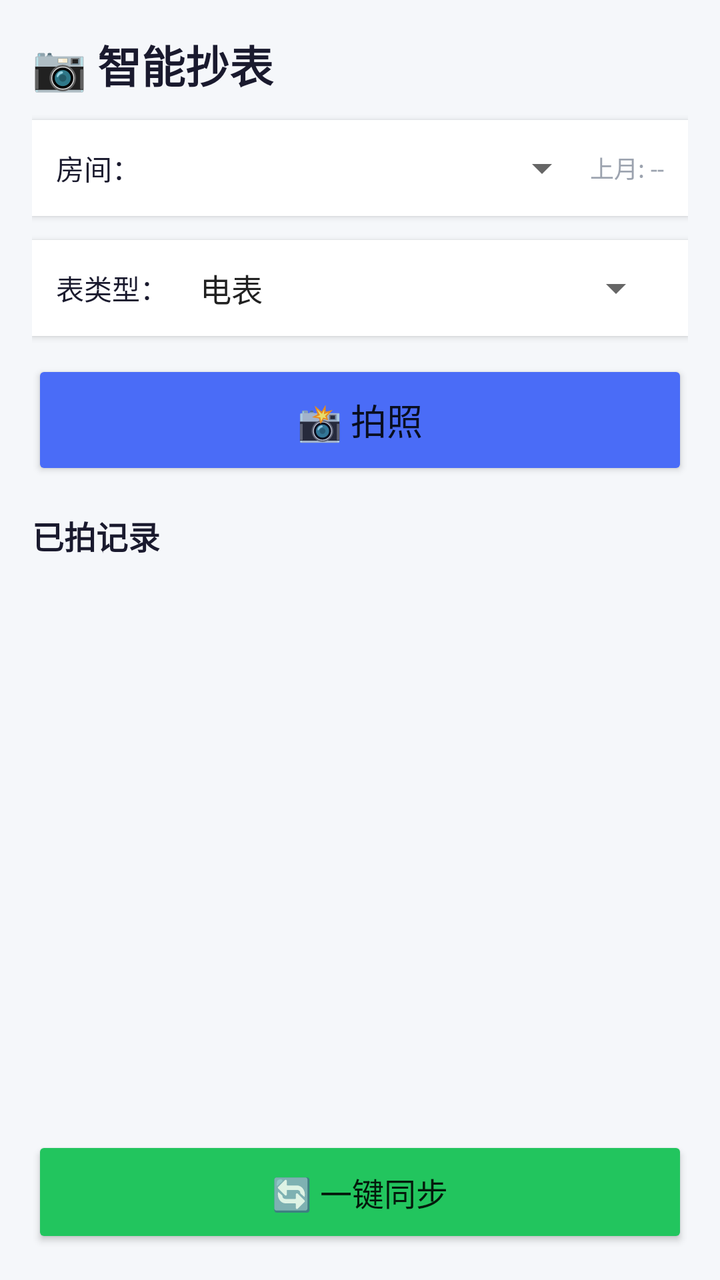
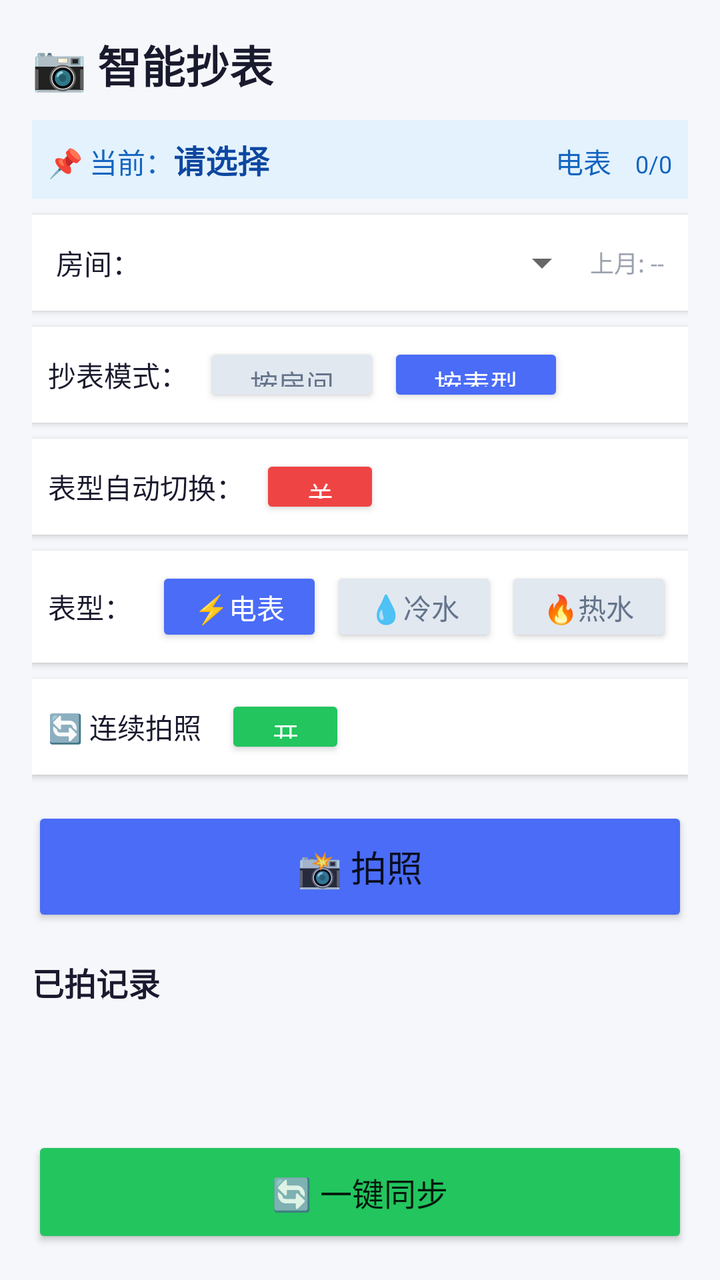

Before-and-after screenshots of an Android layout around one commit, followed by the original layout XML and the change that was made.
<!-- AndroidManifest.xml: application theme Theme.AppCompat.Light -->
<!-- res/layout/activity_smart_photo.xml -->
<?xml version="1.0" encoding="utf-8"?>
<LinearLayout xmlns:android="http://schemas.android.com/apk/res/android"
    android:layout_width="match_parent"
    android:layout_height="match_parent"
    android:orientation="vertical"
    android:padding="16dp"
    android:background="#F5F7FA">

    
    <TextView
        android:layout_width="match_parent"
        android:layout_height="wrap_content"
        android:text="📷 智能抄表"
        android:textSize="22sp"
        android:textStyle="bold"
        android:textColor="#1A1A2E"
        android:layout_marginBottom="12dp" />

    
    <LinearLayout
        android:layout_width="match_parent"
        android:layout_height="wrap_content"
        android:orientation="horizontal"
        android:gravity="center_vertical"
        android:background="#FFFFFF"
        android:padding="12dp"
        android:elevation="2dp"
        android:layout_marginBottom="12dp">

        <TextView
            android:layout_width="wrap_content"
            android:layout_height="wrap_content"
            android:text="房间："
            android:textSize="14sp"
            android:textColor="#1A1A2E" />

        <Spinner
            android:id="@+id/roomSpinner"
            android:layout_width="0dp"
            android:layout_height="wrap_content"
            android:layout_weight="1"
            android:layout_marginStart="8dp" />

        <TextView
            android:id="@+id/lastReadingText"
            android:layout_width="wrap_content"
            android:layout_height="wrap_content"
            android:text="上月: --"
            android:textSize="12sp"
            android:textColor="#9CA3AF" />
    </LinearLayout>

    
    <LinearLayout
        android:layout_width="match_parent"
        android:layout_height="wrap_content"
        android:orientation="horizontal"
        android:gravity="center_vertical"
        android:background="#FFFFFF"
        android:padding="12dp"
        android:elevation="2dp"
        android:layout_marginBottom="12dp">

        <TextView
            android:layout_width="wrap_content"
            android:layout_height="wrap_content"
            android:text="表类型："
            android:textSize="14sp"
            android:textColor="#1A1A2E" />

        <Spinner
            android:id="@+id/resourceTypeSpinner"
            android:layout_width="0dp"
            android:layout_height="wrap_content"
            android:layout_weight="1"
            android:layout_marginStart="8dp"
            android:entries="@array/resource_types" />
    </LinearLayout>

    
    <Button
        android:id="@+id/takePhotoBtn"
        android:layout_width="match_parent"
        android:layout_height="60dp"
        android:text="📸 拍照"
        android:textSize="18sp"
        android:backgroundTint="#4A6CF7"
        android:layout_marginBottom="16dp" />

    
    <TextView
        android:layout_width="match_parent"
        android:layout_height="wrap_content"
        android:text="已拍记录"
        android:textSize="16sp"
        android:textStyle="bold"
        android:textColor="#1A1A2E"
        android:layout_marginBottom="8dp" />

    
    <androidx.recyclerview.widget.RecyclerView
        android:id="@+id/pendingRecyclerView"
        android:layout_width="match_parent"
        android:layout_height="0dp"
        android:layout_weight="1" />

    
    <Button
        android:id="@+id/syncBtn"
        android:layout_width="match_parent"
        android:layout_height="56dp"
        android:text="🔄 一键同步"
        android:textSize="16sp"
        android:backgroundTint="#22C55E"
        android:layout_marginTop="12dp" />

</LinearLayout>
<!-- resources referenced by this layout -->
<resources>
  <string-array name="resource_types">
          <item>电表</item>
          <item>冷水表</item>
          <item>热水表</item>
      </string-array>
</resources>

<!-- the commit's change to res/layout/activity_smart_photo.xml (unified diff, before → after) -->
@@ -1,5 +1,6 @@
 <?xml version="1.0" encoding="utf-8"?>
 <LinearLayout xmlns:android="http://schemas.android.com/apk/res/android"
+    xmlns:app="http://schemas.android.com/apk/res-auto"
     android:layout_width="match_parent"
     android:layout_height="match_parent"
     android:orientation="vertical"
@@ -21,11 +22,56 @@
         android:layout_width="match_parent"
         android:layout_height="wrap_content"
         android:orientation="horizontal"
+        android:padding="8dp"
+        android:background="#E3F2FD"
+        android:radius="8dp"
+        android:layout_marginBottom="8dp">
+
+        <TextView
+            android:layout_width="wrap_content"
+            android:layout_height="wrap_content"
+            android:text="📌 当前："
+            android:textSize="14sp"
+            android:textColor="#1565C0" />
+
+        <TextView
+            android:id="@+id/tv_current_room"
+            android:layout_width="0dp"
+            android:layout_height="wrap_content"
+            android:layout_weight="1"
+            android:text="请选择"
+            android:textSize="16sp"
+            android:textStyle="bold"
+            android:textColor="#0D47A1" />
+
+        <TextView
+            android:id="@+id/tv_current_type"
+            android:layout_width="wrap_content"
+            android:layout_height="wrap_content"
+            android:text="电表"
+            android:textSize="14sp"
+            android:textColor="#1565C0"
+            android:layout_marginEnd="12dp" />
+
+        <TextView
+            android:id="@+id/tv_progress"
+            android:layout_width="wrap_content"
+            android:layout_height="wrap_content"
+            android:text="0/0"
+            android:textSize="12sp"
+            android:textColor="#1565C0" />
+    </LinearLayout>
+
+    
+    <LinearLayout
+        android:layout_width="match_parent"
+        android:layout_height="wrap_content"
+        android:orientation="horizontal"
         android:gravity="center_vertical"
         android:background="#FFFFFF"
         android:padding="12dp"
         android:elevation="2dp"
-        android:layout_marginBottom="12dp">
+        android:layout_marginBottom="8dp">
 
         <TextView
             android:layout_width="wrap_content"
@@ -57,24 +103,143 @@
         android:orientation="horizontal"
         android:gravity="center_vertical"
         android:background="#FFFFFF"
-        android:padding="12dp"
-        android:elevation="2dp"
-        android:layout_marginBottom="12dp">
-
-        <TextView
-            android:layout_width="wrap_content"
-            android:layout_height="wrap_content"
-            android:text="表类型："
-            android:textSize="14sp"
-            android:textColor="#1A1A2E" />
-
-        <Spinner
-            android:id="@+id/resourceTypeSpinner"
-            android:layout_width="0dp"
-            android:layout_height="wrap_content"
-            android:layout_weight="1"
-            android:layout_marginStart="8dp"
-            android:entries="@array/resource_types" />
+        android:padding="8dp"
+        android:elevation="2dp"
+        android:layout_marginBottom="8dp">
+
+        <TextView
+            android:layout_width="wrap_content"
+            android:layout_height="wrap_content"
+            android:text="抄表模式："
+            android:textSize="14sp"
+            android:textColor="#1A1A2E"
+            android:layout_marginEnd="8dp" />
+
+        <Button
+            android:id="@+id/btn_mode_room"
+            android:layout_width="wrap_content"
+            android:layout_height="32dp"
+            android:text="按房间"
+            android:backgroundTint="#E2E8F0"
+            android:textColor="#64748B"
+            android:paddingHorizontal="16dp"
+            android:layout_marginEnd="4dp" />
+
+        <Button
+            android:id="@+id/btn_mode_type"
+            android:layout_width="wrap_content"
+            android:layout_height="32dp"
+            android:text="按表型"
+            android:backgroundTint="#4A6CF7"
+            android:textColor="#FFFFFF"
+            android:paddingHorizontal="16dp" />
+    </LinearLayout>
+
+    
+    <LinearLayout
+        android:layout_width="match_parent"
+        android:layout_height="wrap_content"
+        android:orientation="horizontal"
+        android:gravity="center_vertical"
+        android:background="#FFFFFF"
+        android:padding="8dp"
+        android:elevation="2dp"
+        android:layout_marginBottom="8dp">
+
+        <TextView
+            android:layout_width="wrap_content"
+            android:layout_height="wrap_content"
+            android:text="表型自动切换："
+            android:textSize="14sp"
+            android:textColor="#1A1A2E"
+            android:layout_marginEnd="8dp" />
+
+        <Button
+            android:id="@+id/btn_auto_type"
+            android:layout_width="60dp"
+            android:layout_height="32dp"
+            android:text="关"
+            android:backgroundTint="#EF4444"
+            android:textColor="#FFFFFF"
+            android:textSize="13sp" />
+    </LinearLayout>
+
+    
+    <LinearLayout
+        android:layout_width="match_parent"
+        android:layout_height="wrap_content"
+        android:orientation="horizontal"
+        android:gravity="center"
+        android:padding="8dp"
+        android:background="#FFFFFF"
+        android:elevation="2dp"
+        android:layout_marginBottom="8dp">
+
+        <TextView
+            android:layout_width="wrap_content"
+            android:layout_height="wrap_content"
+            android:text="表型："
+            android:textSize="14sp"
+            android:textColor="#1A1A2E"
+            android:layout_marginEnd="12dp" />
+
+        <Button
+            android:id="@+id/btn_electric"
+            android:layout_width="0dp"
+            android:layout_height="40dp"
+            android:layout_weight="1"
+            android:text="⚡电表"
+            android:backgroundTint="#4A6CF7"
+            android:textColor="#FFFFFF"
+            android:layout_marginEnd="4dp" />
+
+        <Button
+            android:id="@+id/btn_cold_water"
+            android:layout_width="0dp"
+            android:layout_height="40dp"
+            android:layout_weight="1"
+            android:text="💧冷水"
+            android:backgroundTint="#E2E8F0"
+            android:textColor="#64748B"
+            android:layout_marginEnd="4dp" />
+
+        <Button
+            android:id="@+id/btn_hot_water"
+            android:layout_width="0dp"
+            android:layout_height="40dp"
+            android:layout_weight="1"
+            android:text="🔥热水"
+            android:backgroundTint="#E2E8F0"
+            android:textColor="#64748B" />
+    </LinearLayout>
+
+    
+    <LinearLayout
+        android:layout_width="match_parent"
+        android:layout_height="wrap_content"
+        android:orientation="horizontal"
+        android:gravity="center_vertical"
+        android:background="#FFFFFF"
+        android:padding="8dp"
+        android:elevation="2dp"
+        android:layout_marginBottom="16dp">
+
+        <TextView
+            android:layout_width="wrap_content"
+            android:layout_height="wrap_content"
+            android:text="🔄 连续拍照"
+            android:textSize="14sp"
+            android:textColor="#1A1A2E"
+            android:layout_marginEnd="12dp" />
+
+        <Button
+            android:id="@+id/btn_continuous"
+            android:layout_width="60dp"
+            android:layout_height="32dp"
+            android:text="开"
+            android:backgroundTint="#22C55E"
+            android:textColor="#FFFFFF"
+            android:textSize="13sp" />
     </LinearLayout>
 
     
<!-- resource entries referenced after the edit -->
@@ -1,9 +1,5 @@
 <!-- resources referenced by this layout -->
 <resources>
-  <string-array name="resource_types">
-          <item>电表</item>
-          <item>冷水表</item>
-          <item>热水表</item>
-      </string-array>
+
 </resources>
 
